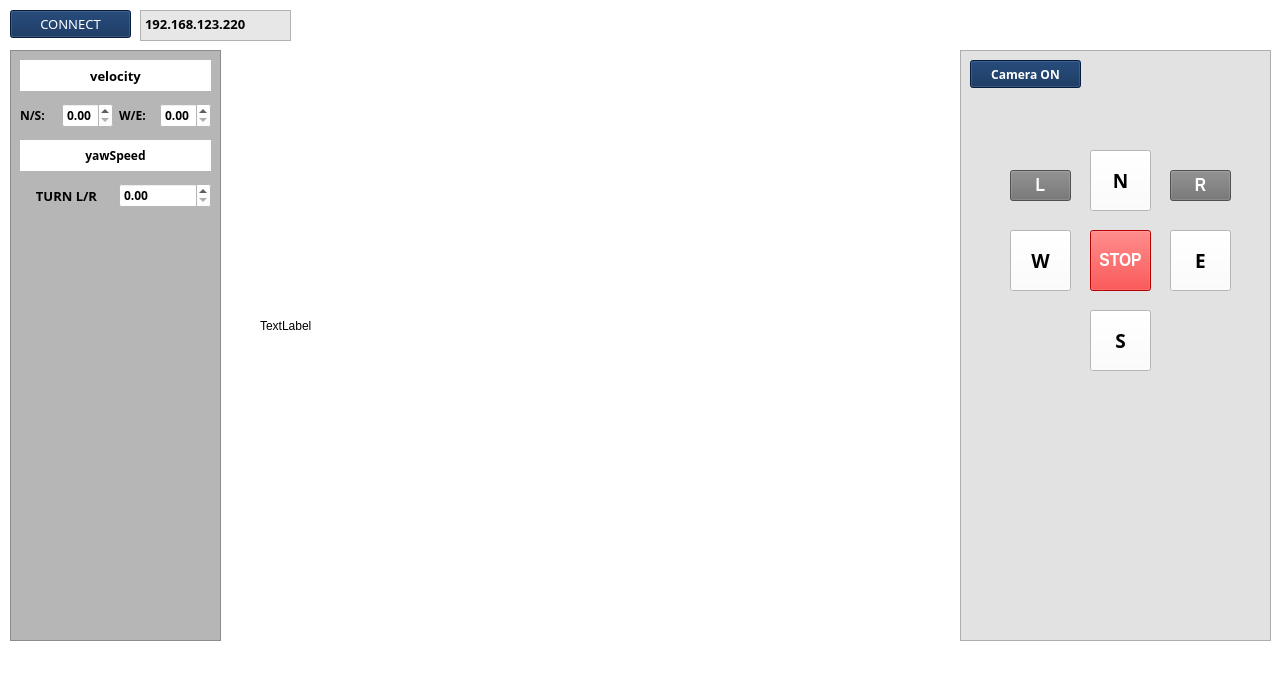
Before: the Qt Designer form control_gui.ui in sohyeonAhn/unitree_rob_py, drawn with Qt 5.
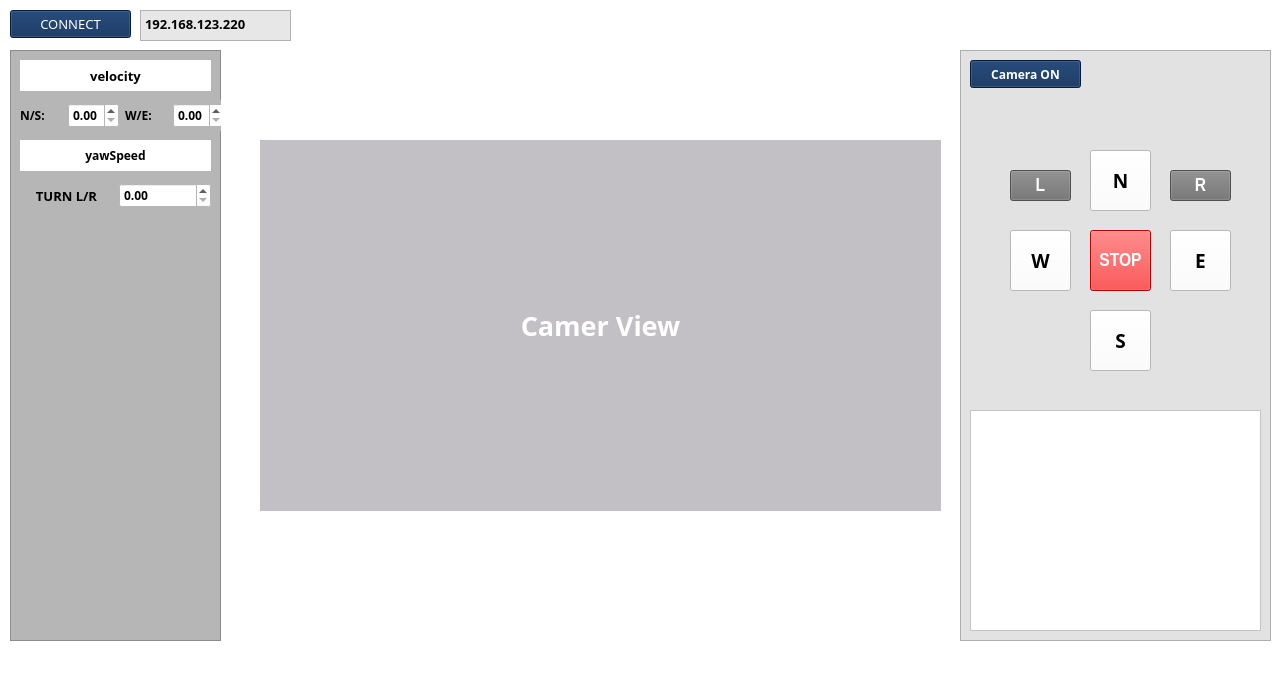
After: the same form once the commit is applied.

```diff
--- a/control_gui.ui
+++ b/control_gui.ui
@@ -6,8 +6,8 @@
    <rect>
     <x>0</x>
     <y>0</y>
-    <width>1279</width>
-    <height>691</height>
+    <width>1283</width>
+    <height>700</height>
    </rect>
   </property>
   <property name="windowTitle">
@@ -125,7 +125,7 @@
       <rect>
        <x>10</x>
        <y>50</y>
-       <width>191</width>
+       <width>204</width>
        <height>31</height>
       </rect>
      </property>
@@ -493,6 +493,19 @@
       <string>Camera ON</string>
      </property>
     </widget>
+    <widget class="QTextBrowser" name="highstate_textBrowser">
+     <property name="geometry">
+      <rect>
+       <x>10</x>
+       <y>360</y>
+       <width>291</width>
+       <height>221</height>
+      </rect>
+     </property>
+     <property name="styleSheet">
+      <string notr="true">background-color: rgb(255, 255, 255);</string>
+     </property>
+    </widget>
    </widget>
    <widget class="QTextEdit" name="textEdit">
     <property name="geometry">
@@ -534,8 +547,26 @@
       <height>371</height>
      </rect>
     </property>
+    <property name="font">
+     <font>
+      <family>에스코어 드림 7 ExtraBold</family>
+      <pointsize>20</pointsize>
+      <weight>75</weight>
+      <bold>true</bold>
+     </font>
+    </property>
+    <property name="layoutDirection">
+     <enum>Qt::LeftToRight</enum>
+    </property>
+    <property name="styleSheet">
+     <string notr="true">background-color: rgb(195, 192, 197);
+color: rgb(255, 255, 255);</string>
+    </property>
     <property name="text">
-     <string>TextLabel</string>
+     <string>Camer View</string>
+    </property>
+    <property name="alignment">
+     <set>Qt::AlignCenter</set>
     </property>
    </widget>
    <zorder>frame_2</zorder>
```
Left out of the diff: 4 changed lines with no effect on the pictures.
